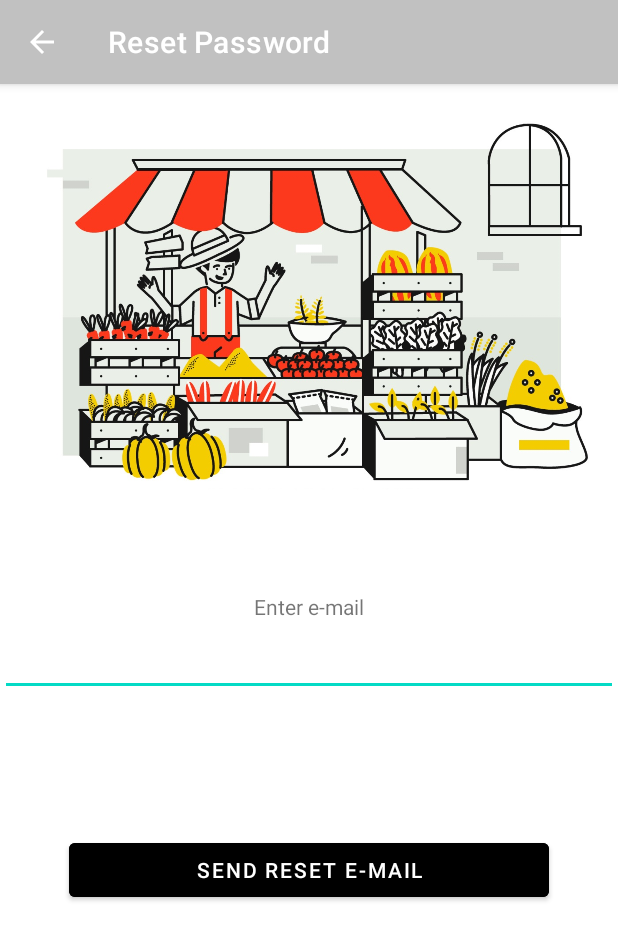
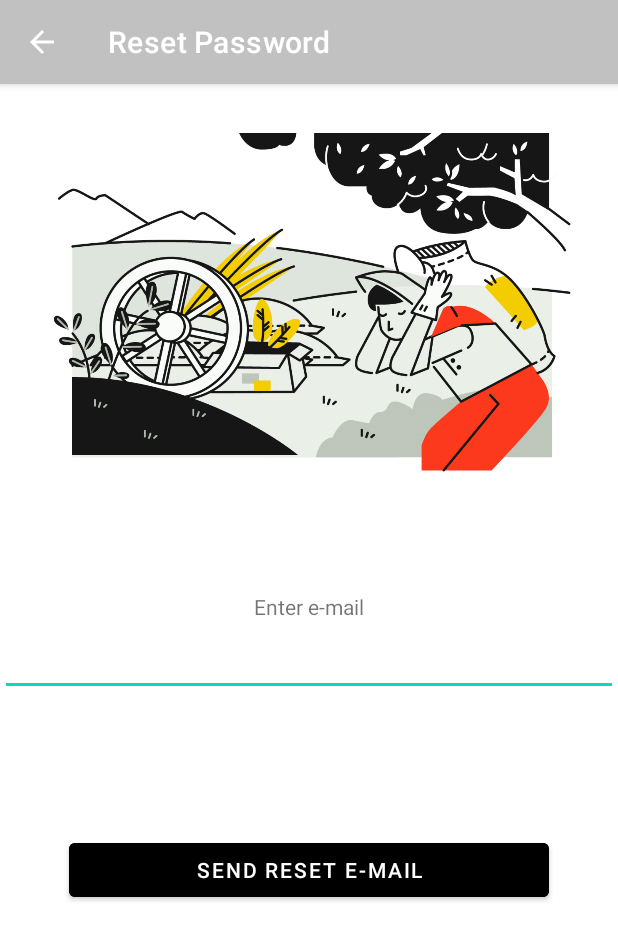
Before and after one commit to gonensel/telhaimarket, an Android app: the ResetPassword screen opened directly, with no data from a screen before it, on a phone screen of 412 x 824 dp. Shown: the top 940 px of the screen. Run offline under Robolectric (Android 15) with nearby library versions, the phone set to English and light mode, and no system bars; our stand-ins replace Firebase (no records; nobody signed in at launch, a user with empty details on screens opened directly).

Commit message:
Add reset picture

```diff
--- a/app/src/main/res/layout/activity_reset_password.xml
+++ b/app/src/main/res/layout/activity_reset_password.xml
@@ -49,6 +49,6 @@
             android:layout_height="wrap_content"
             android:layout_marginTop="-340dp"
             android:ems="20"
-            app:srcCompat="@drawable/traditional_market" />
+            app:srcCompat="@drawable/reset_password" />
     </FrameLayout>
 </FrameLayout>
```
Also changed, not shown: app/src/main/res/drawable/reset_password.png (added).
